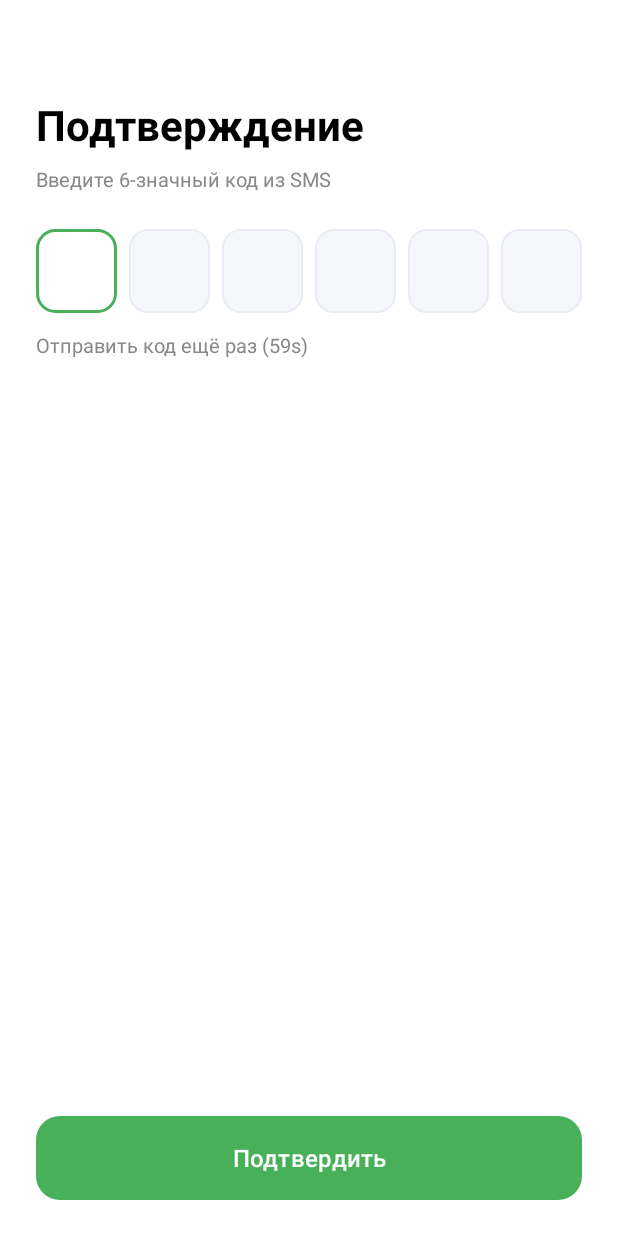
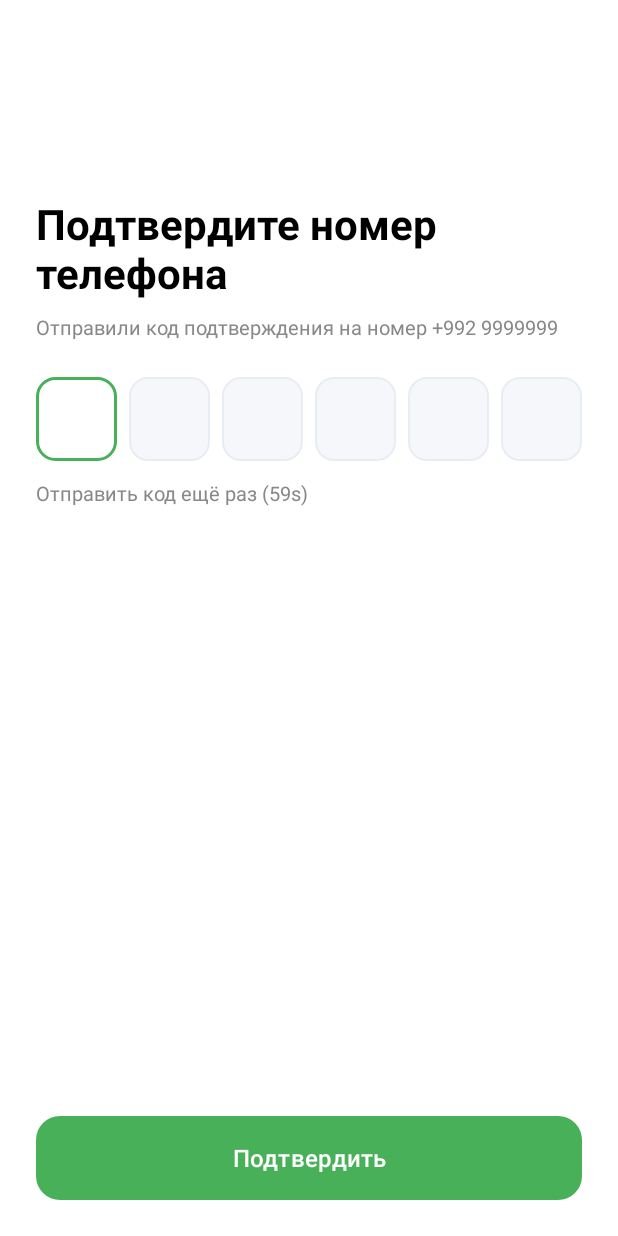
Before and after one commit to Ismatik/EWallet-Android-App, an Android app: the Next_Activity screen opened directly, with no data from a screen before it, on a phone screen of 412 x 824 dp. Run offline under Robolectric (Android 15) with nearby library versions, the phone set to English and light mode, and no system bars.

```diff
--- a/app/src/main/res/layout/activity_next.xml
+++ b/app/src/main/res/layout/activity_next.xml
@@ -2,7 +2,6 @@
 <androidx.constraintlayout.widget.ConstraintLayout
     xmlns:android="http://schemas.android.com/apk/res/android"
     xmlns:app="http://schemas.android.com/apk/res-auto"
-    xmlns:tools="http://schemas.android.com/tools"
     android:layout_width="match_parent"
     android:layout_height="match_parent"
     android:background="@color/white"
@@ -15,7 +14,7 @@
       android:id="@+id/tvTitle"
       android:layout_width="0dp"
       android:layout_height="wrap_content"
-      android:layout_marginTop="64dp"
+      android:layout_marginTop="130dp"
       android:text="@string/verify_title"
       android:textColor="@color/black"
       android:textSize="28sp"
--- a/app/src/main/res/values/strings.xml
+++ b/app/src/main/res/values/strings.xml
@@ -11,8 +11,8 @@
     </string>
 
     <string name="continue_label">Продолжить</string>
-    <string name="verify_title">Подтверждение</string>
-    <string name="verify_subtitle">Введите 6-значный код из SMS</string>
+    <string name="verify_title">Подтвердите номер телефона</string>
+    <string name="verify_subtitle">Отправили код подтверждения на номер +992 9999999</string>
     <string name="verify_button">Подтвердить</string>
     <string name="verify_resend_in_60">Отправить код ещё раз (59s)</string>
 </resources>
--- a/app/src/main/res/values/styles.xml
+++ b/app/src/main/res/values/styles.xml
@@ -9,8 +9,8 @@
         <item name="boxBackgroundColor">@color/input_box_fill</item>
         <item name="boxStrokeColor">@color/input_box_stroke</item>
         <item name="shapeAppearance">@style/ShapeAppearanceOverlay.Asr.Pill</item>
-        <item name="boxStrokeWidth">0dp</item>
-        <item name="boxStrokeWidthFocused">0dp</item>
+        <item name="boxStrokeWidth">1dp</item>
+        <item name="boxStrokeWidthFocused">2dp</item>
     </style>
 
 
```
Also changed, not shown: app/src/main/java/com/example/ewallet/MainActivity.kt (+4 -11 lines), app/src/main/res/layout/activity_main.xml (+0 -7 lines).
